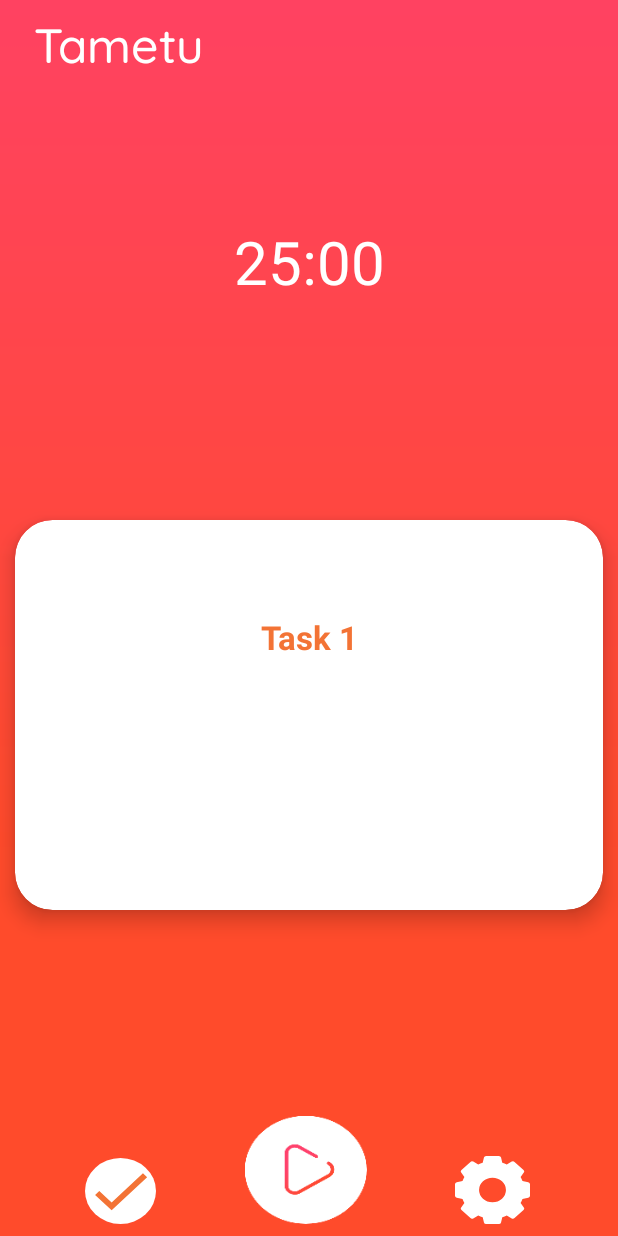
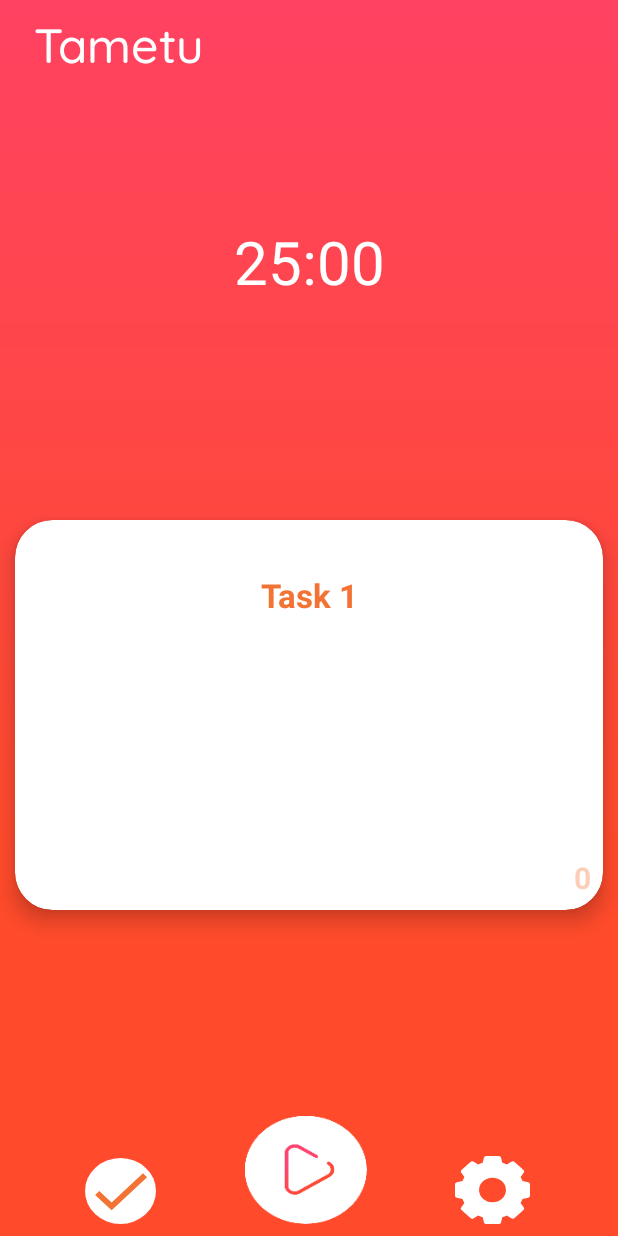
Before and after one commit to google-udacity-india-scholars/abnd-track-pomodoro-timer-app, an Android app: the screen it shows after launch (MainActivity), on a phone screen of 412 x 824 dp. Run offline under Robolectric (Android 15) with nearby library versions, the phone set to English and light mode, and no system bars; our stand-ins replace ButterKnife; pictures from the network do not load.

Commit message:
Count of completed tasks is now represented as check marks.

```diff
--- a/app/src/main/java/gis2018/udacity/tametu/MainActivity.java
+++ b/app/src/main/java/gis2018/udacity/tametu/MainActivity.java
@@ -35,6 +35,7 @@ import butterknife.BindView;
 import butterknife.ButterKnife;
 import gis2018.udacity.tametu.utils.Utils;
 
+import static gis2018.udacity.tametu.utils.CheckMarkUtils.updateCheckMarkCount;
 import static gis2018.udacity.tametu.utils.Constants.CHANNEL_ID;
 import static gis2018.udacity.tametu.utils.Constants.COMPLETE_ACTION_BROADCAST;
 import static gis2018.udacity.tametu.utils.Constants.COUNTDOWN_BROADCAST;
@@ -46,6 +47,7 @@ import static gis2018.udacity.tametu.utils.Constants.START_LONG_BREAK_AFTER_KEY;
 import static gis2018.udacity.tametu.utils.Constants.STOP_ACTION_BROADCAST;
 import static gis2018.udacity.tametu.utils.Constants.TAMETU;
 import static gis2018.udacity.tametu.utils.Constants.TASK_INFORMATION_NOTIFICATION_ID;
+import static gis2018.udacity.tametu.utils.Constants.TASK_ON_HAND_COUNT_KEY;
 import static gis2018.udacity.tametu.utils.Constants.WORK_DURATION_KEY;
 import static gis2018.udacity.tametu.utils.NotificationActionUtils.getIntervalAction;
 import static gis2018.udacity.tametu.utils.StartTimerUtils.startTimer;
@@ -65,12 +67,8 @@ public class MainActivity extends AppCompatActivity implements View.OnClickListe
     ToggleButton timerButton;
     @BindView(R.id.countdown_textview_main)
     TextView countDownTextView;
-    @BindView(R.id.session_completed_value_textview_main)
-    TextView workSessionCountTextView;
     @BindView(R.id.finish_imageview_main)
     ImageView finishImageView; // (Complete Button)
-    @BindView(R.id.sessions_completed_textview_main)
-    TextView textcountdown;
     private long workDuration; // Time Period for Pomodoro (Work-Session)
     private String workDurationString; // Time Period for Pomodoro in String
     private long shortBreakDuration; // Time Period for Short-Break
@@ -78,7 +76,6 @@ public class MainActivity extends AppCompatActivity implements View.OnClickListe
     private long longBreakDuration; // Time Period for Long-Break
     private String longBreakDurationString; // Time Period for Long-Break in String
     private SharedPreferences preferences;
-    private int task_on_hand_count = 0;// Number of Completed Work-Sessions
     private AlertDialog alertDialog;
     private boolean isAppVisible = true;
     private String currentCountDown; // Current duration for Work-Session, Short-Break or Long-Break
@@ -155,16 +152,14 @@ public class MainActivity extends AppCompatActivity implements View.OnClickListe
 
             @Override
             public void afterTextChanged(Editable s) {
-
                 preferences.edit().putInt(getString(R.string.task_on_hand_count_key), 0).apply();
-                workSessionCountTextView.setText(String.valueOf(preferences.getInt(
-                        getString(R.string.task_on_hand_count_key), 0)));
                 prefs.edit().putString("autoSave", s.toString()).apply();
 
             }
         });
 
         preferences.registerOnSharedPreferenceChangeListener(this);
+
 
     }
 
@@ -174,8 +169,7 @@ public class MainActivity extends AppCompatActivity implements View.OnClickListe
         changeToggleButtonStateText(currentlyRunningServiceType);
 
         // Retrieving value of workSessionCount (Current value of workSessionCount) from SharedPreference.
-        task_on_hand_count = preferences.getInt(getString(R.string.task_on_hand_count_key), 0);
-        workSessionCountTextView.setText(String.valueOf(task_on_hand_count));
+        updateCheckMarkCount(this);
     }
 
     private void retrieveDurationValues() {
@@ -192,11 +186,6 @@ public class MainActivity extends AppCompatActivity implements View.OnClickListe
     }
 
     private void sessionCompleteAVFeedback(Context context) {
-        textcountdown.setVisibility(View.VISIBLE);
-        workSessionCountTextView.setVisibility(View.VISIBLE);
-        //Update completed session text view count
-        workSessionCountTextView.setText(String.valueOf(preferences
-                .getInt(getString(R.string.task_on_hand_count_key), 0)));
         // Retrieving value of currentlyRunningServiceType from SharedPreferences.
         currentlyRunningServiceType = Utils.retrieveCurrentlyRunningServiceType(preferences,
                 getApplicationContext());
@@ -286,12 +275,7 @@ public class MainActivity extends AppCompatActivity implements View.OnClickListe
                 overridePendingTransition(R.anim.slide_in_right, R.anim.slide_out_left);
                 break;
 
-
-
             case R.id.timer_button_main:
-
-                workSessionCountTextView.setVisibility(View.INVISIBLE);
-                textcountdown.setVisibility(View.INVISIBLE);
                 Date date = new Date(System.currentTimeMillis()); //or simply new Date();
                 long millis = date.getTime();
                 int resume = (int) millis / 1000;
@@ -557,6 +541,9 @@ public class MainActivity extends AppCompatActivity implements View.OnClickListe
             case START_LONG_BREAK_AFTER_KEY:
                 retrieveDurationValues();
                 setInitialValuesOnScreen();
+                break;
+            case TASK_ON_HAND_COUNT_KEY:
+                updateCheckMarkCount(this);
         }
     }
 }
--- /dev/null
+++ b/app/src/main/java/gis2018/udacity/tametu/utils/CheckMarkUtils.java
@@ -0,0 +1,40 @@
+package gis2018.udacity.tametu.utils;
+
+import android.app.Activity;
+import android.content.SharedPreferences;
+import android.preference.PreferenceManager;
+import android.view.LayoutInflater;
+import android.view.View;
+import android.widget.LinearLayout;
+import android.widget.TextView;
+
+import gis2018.udacity.tametu.R;
+
+import static gis2018.udacity.tametu.utils.Constants.TASK_ON_HAND_COUNT_KEY;
+
+public class CheckMarkUtils {
+    public CheckMarkUtils() {
+        //Empty
+    }
+
+    public static void updateCheckMarkCount(Activity activity) {
+        //Inflating Views inside the insert point linear layout
+        LinearLayout insertPoint = activity.findViewById(R.id.insert_point);
+        TextView workSessionCountTextView = activity
+                .findViewById(R.id.session_completed_value_textview_main);
+
+
+        insertPoint.removeAllViews(); //Clear out old views before adding
+
+        SharedPreferences preferences = PreferenceManager.getDefaultSharedPreferences(activity);
+        int n = preferences.getInt(TASK_ON_HAND_COUNT_KEY, 0);
+
+        workSessionCountTextView.setText(String.valueOf(preferences.getInt(
+                activity.getString(R.string.task_on_hand_count_key), 0)));
+        for (int i = 0; i < n; i += 1) {
+            LayoutInflater layoutInflater = activity.getLayoutInflater();
+            View check_mark_view = layoutInflater.inflate(R.layout.check_mark, null, false);
+            insertPoint.addView(check_mark_view);
+        }
+    }
+}
--- a/app/src/main/java/gis2018/udacity/tametu/utils/Constants.java
+++ b/app/src/main/java/gis2018/udacity/tametu/utils/Constants.java
@@ -29,5 +29,7 @@ public class Constants {
     public static final String SHORT_BREAK_DURATION_KEY = "SHORT_BREAK_DURATION";
     public static final String LONG_BREAK_DURATION_KEY = "LONG_BREAK_DURATION";
     public static final String START_LONG_BREAK_AFTER_KEY = "LONG_BREAK_AFTER_DURATION";
+    public static final String WORK_SESSION_COUNT_KEY = "WORK_SESSION_COUNT";
+    public static final String TASK_ON_HAND_COUNT_KEY = "TASK_ON_HAND_COUNT";
 
 }
--- a/app/src/main/res/layout/activity_main.xml
+++ b/app/src/main/res/layout/activity_main.xml
@@ -16,6 +16,7 @@
         android:textColor="#FFFFFF"
         android:textSize="32sp"
         tools:fontFamily="@font/raleway_semibold" />
+
     <TextView
         android:id="@+id/countdown_textview_main"
         android:layout_width="wrap_content"
@@ -37,12 +38,12 @@
         android:id="@+id/cardview_main"
         android:layout_width="match_parent"
         android:layout_height="260dp"
+        android:layout_margin="10dp"
         android:layout_marginStart="8dp"
         android:layout_marginTop="8dp"
         android:layout_marginEnd="8dp"
         android:layout_marginBottom="8dp"
         android:minHeight="220dp"
-        android:layout_margin="10dp"
         app:cardCornerRadius="25dp"
         app:cardElevation="8dp"
         app:layout_constraintBottom_toTopOf="@id/timer_button_main"
@@ -50,7 +51,7 @@
         app:layout_constraintStart_toStartOf="parent"
         app:layout_constraintTop_toBottomOf="@id/countdown_textview_main">
 
-        <RelativeLayout
+        <android.support.constraint.ConstraintLayout
             android:layout_width="match_parent"
             android:layout_height="match_parent">
 
@@ -60,9 +61,7 @@
                 android:layout_height="100dp"
                 android:layout_centerHorizontal="true"
                 android:layout_marginStart="8dp"
-                android:layout_marginTop="28dp"
                 android:layout_marginEnd="8dp"
-                android:layout_marginBottom="8dp"
                 android:background="@android:color/transparent"
                 android:cursorVisible="false"
                 android:defaultValue="Task 1"
@@ -72,40 +71,38 @@
                 android:textColor="#F37335"
                 android:textSize="22sp"
                 android:textStyle="bold"
+                app:layout_constraintEnd_toEndOf="parent"
+                app:layout_constraintStart_toStartOf="parent"
                 tools:fontFamily="@font/quicksand_medium" />
-
-            <TextView
-                android:id="@+id/sessions_completed_textview_main"
-                android:layout_width="wrap_content"
-                android:layout_height="wrap_content"
-                android:textSize="20sp"
-                android:layout_below="@id/current_task_name_textview_main"
-                android:layout_marginStart="28dp"
-                android:layout_marginTop="68dp"
-                android:layout_marginEnd="8dp"
-                android:visibility="invisible"
-                android:layout_marginBottom="8dp"
-                android:text="@string/work_sessions_completed"
-                android:textAppearance="@style/TextAppearance.AppCompat.Medium" />
 
             <TextView
                 android:id="@+id/session_completed_value_textview_main"
                 android:layout_width="wrap_content"
                 android:layout_height="wrap_content"
-                android:textSize="20sp"
                 android:layout_below="@id/current_task_name_textview_main"
-                android:visibility="invisible"
                 android:layout_alignParentEnd="true"
-                android:layout_marginStart="8dp"
-                android:layout_marginTop="69dp"
                 android:layout_marginEnd="8dp"
                 android:layout_marginBottom="8dp"
-                android:layout_toEndOf="@id/sessions_completed_textview_main"
                 android:textAppearance="@style/TextAppearance.AppCompat.Large"
+                android:textColor="#59F37335"
+                android:textSize="20sp"
                 android:textStyle="bold"
+                app:layout_constraintBottom_toBottomOf="parent"
+                app:layout_constraintEnd_toEndOf="parent"
                 tools:text="1" />
 
-        </RelativeLayout>
+            <LinearLayout
+                android:id="@+id/insert_point"
+                android:layout_width="0dp"
+                android:layout_height="24dp"
+                android:layout_marginStart="8dp"
+                android:layout_marginBottom="8dp"
+                android:orientation="horizontal"
+                app:layout_constraintBottom_toBottomOf="parent"
+                app:layout_constraintEnd_toStartOf="@id/session_completed_value_textview_main"
+                app:layout_constraintStart_toStartOf="parent"></LinearLayout>
+
+        </android.support.constraint.ConstraintLayout>
 
     </android.support.v7.widget.CardView>
 
```
Also changed, not shown: app/src/main/res/layout/check_mark.xml (added, +11 -0 lines).
